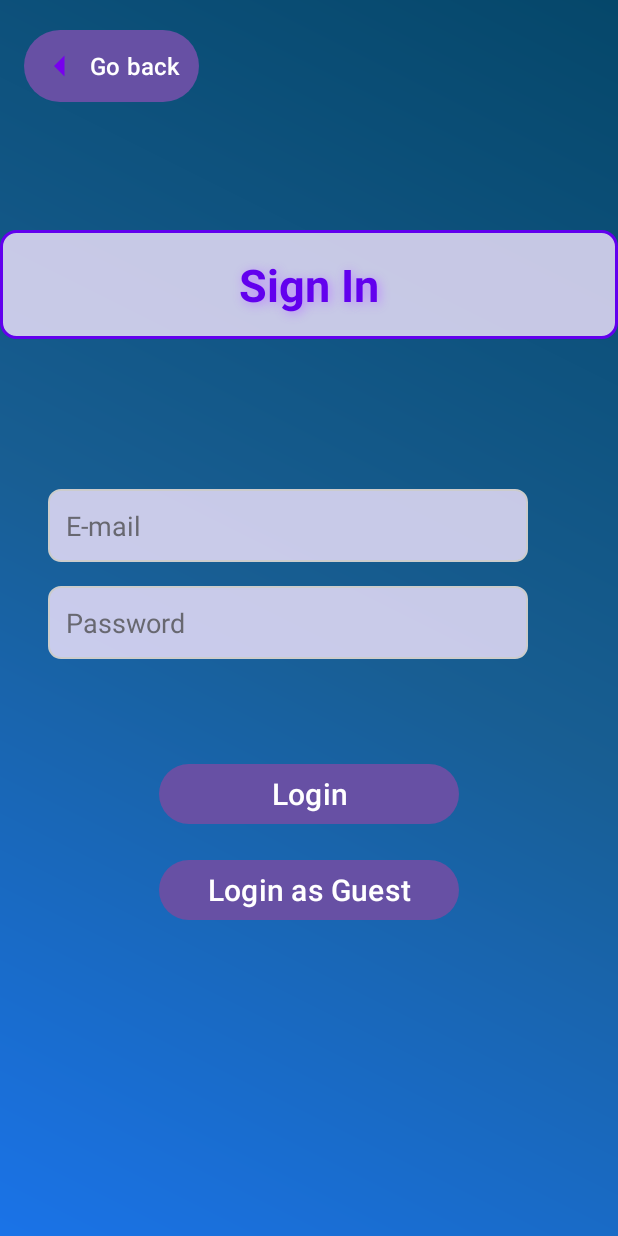
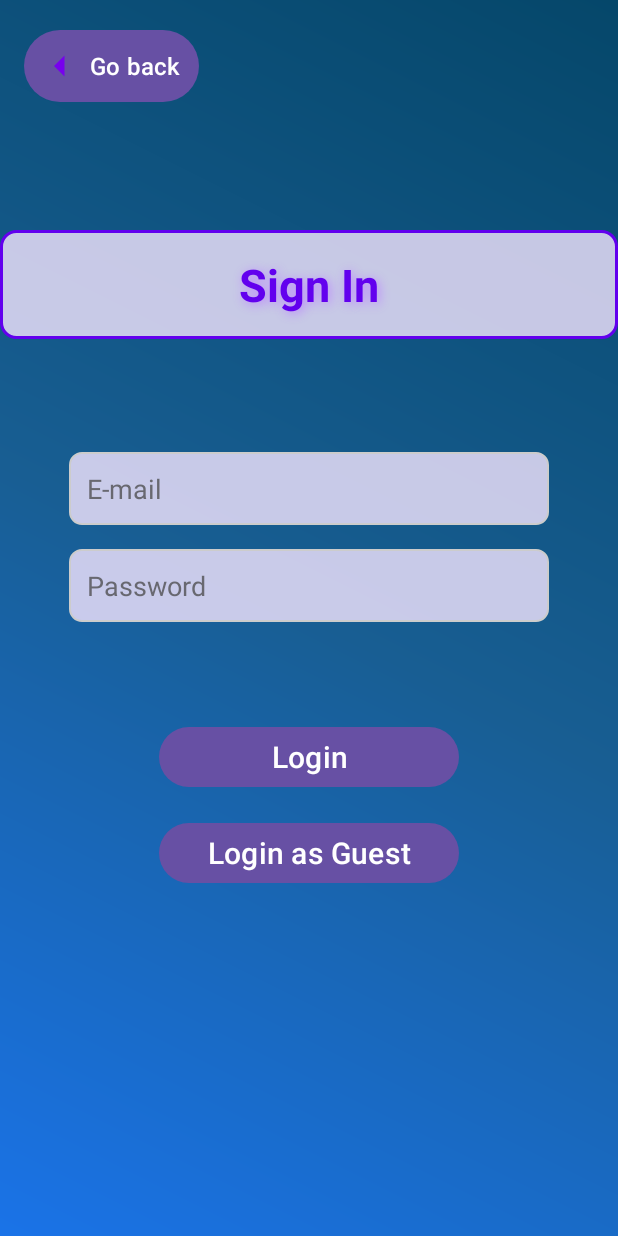
Before and after one commit to R3tes/Mobil-alkalmaz-sfejleszt-s-Project, an Android app: the LoginActivity screen opened directly, with no data from a screen before it, on a phone screen of 412 x 824 dp. Run offline under Robolectric (Android 15) with nearby library versions, the phone set to English and light mode, and no system bars; our stand-ins replace Firebase (no records; nobody signed in at launch, a user with empty details on screens opened directly).

Commit message:
fix: added scrollview to activity views

```diff
--- a/app/src/main/res/layout/activity_login.xml
+++ b/app/src/main/res/layout/activity_login.xml
@@ -1,9 +1,14 @@
 <?xml version="1.0" encoding="utf-8"?>
-<LinearLayout xmlns:android="http://schemas.android.com/apk/res/android"
+<ScrollView xmlns:android="http://schemas.android.com/apk/res/android"
     xmlns:tools="http://schemas.android.com/tools"
+    android:layout_width="match_parent"
+    android:layout_height="match_parent"
+    android:fillViewport="true">
+
+    <LinearLayout
         android:id="@+id/main"
         android:layout_width="match_parent"
-    android:layout_height="match_parent"
+        android:layout_height="wrap_content"
         android:background="@drawable/activity_background"
         android:orientation="vertical"
         tools:context=".LoginActivity">
@@ -27,7 +32,7 @@
             android:layout_width="match_parent"
             android:layout_height="wrap_content"
             android:layout_marginTop="65dp"
-        android:layout_marginBottom="100dp"
+            android:layout_marginBottom="75dp"
             android:background="@drawable/general_textview_background"
             android:padding="16dp"
             android:shadowColor="#BB86FC"
@@ -44,6 +49,7 @@
             android:id="@+id/emailEditText"
             android:layout_width="320dp"
             android:layout_height="wrap_content"
+            android:layout_gravity="center"
             android:layout_marginStart="32dp"
             android:layout_marginEnd="32dp"
             android:autofillHints=""
@@ -58,6 +64,7 @@
             android:id="@+id/passwordEditText"
             android:layout_width="320dp"
             android:layout_height="wrap_content"
+            android:layout_gravity="center"
             android:layout_marginStart="32dp"
             android:layout_marginTop="16dp"
             android:layout_marginEnd="32dp"
@@ -74,28 +81,29 @@
             android:id="@+id/loginButton"
             android:layout_width="200dp"
             android:layout_height="wrap_content"
-        android:maxWidth="320dp"
+            android:layout_gravity="center_horizontal"
             android:layout_marginStart="80dp"
             android:layout_marginTop="16dp"
             android:layout_marginEnd="80dp"
+            android:maxWidth="320dp"
             android:onClick="login"
             android:text="@string/login"
             android:textColor="#FFFFFF"
-        android:textSize="20sp"
-        android:layout_gravity="center_horizontal" />
+            android:textSize="20sp" />
 
         <Button
             android:id="@+id/guestLoginButton"
             android:layout_width="200dp"
             android:layout_height="wrap_content"
-        android:maxWidth="320dp"
+            android:layout_gravity="center_horizontal"
             android:layout_marginStart="80dp"
             android:layout_marginTop="16dp"
             android:layout_marginEnd="80dp"
+            android:maxWidth="320dp"
             android:onClick="loginAsGuest"
             android:text="@string/login_guest"
             android:textColor="#FFFFFF"
-        android:textSize="20sp"
-        android:layout_gravity="center_horizontal" />
+            android:textSize="20sp" />
 
     </LinearLayout>
+</ScrollView>
```
Also changed, not shown: app/src/main/res/layout/activity_main.xml (+11 -4 lines), app/src/main/res/layout/activity_register.xml (+26 -20 lines). Lines whose indentation alone changed are shown as unchanged.
